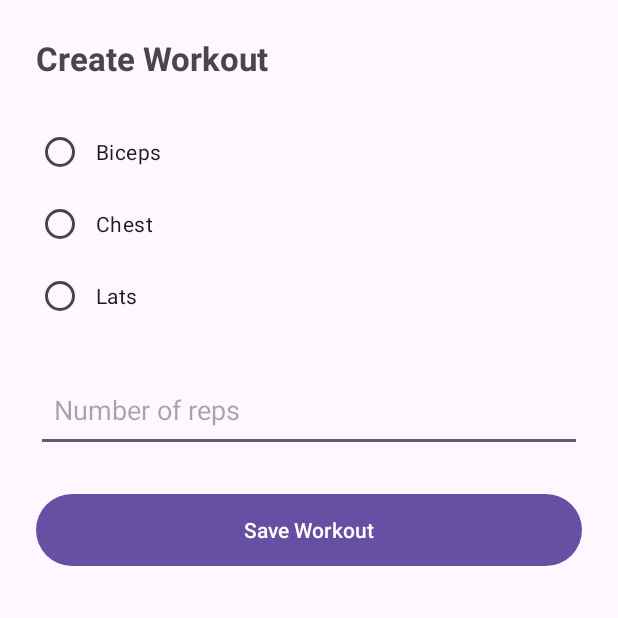
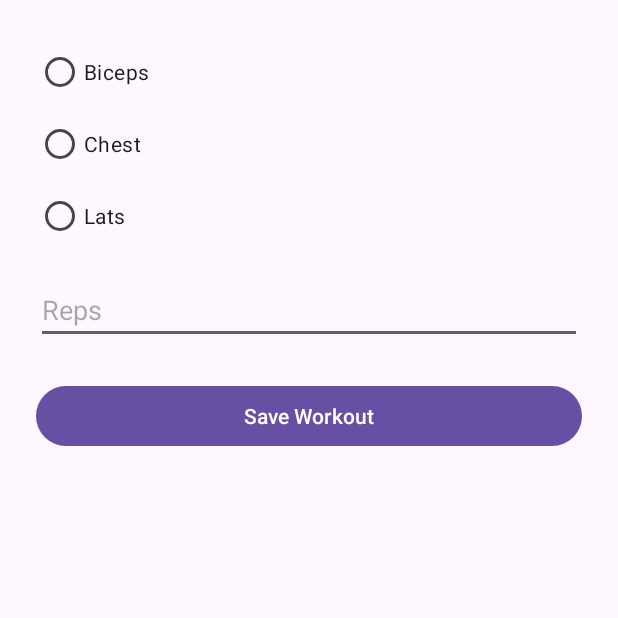
Before and after one commit to Yonatanfer/androidProject, an Android app: the CreateWorkoutActivity screen opened directly, with no data from a screen before it, on a phone screen of 412 x 824 dp, the top half of it. Run offline under Robolectric (Android 15) with nearby library versions, the phone set to English and light mode, and no system bars; our stand-ins replace Firebase (no records; nobody signed in at launch, a user with empty details on screens opened directly).

```diff
--- a/app/src/main/res/layout/activity_create_workout.xml
+++ b/app/src/main/res/layout/activity_create_workout.xml
@@ -1,71 +1,43 @@
 <?xml version="1.0" encoding="utf-8"?>
-<ScrollView xmlns:android="http://schemas.android.com/apk/res/android"
+<LinearLayout xmlns:android="http://schemas.android.com/apk/res/android"
     android:layout_width="match_parent"
-    android:layout_height="match_parent">
+    android:layout_height="match_parent"
+    android:orientation="vertical"
+    android:padding="24dp">
 
-    <LinearLayout
-        android:orientation="vertical"
-        android:padding="24dp"
+    <RadioGroup
+        android:id="@+id/rgExercises"
         android:layout_width="match_parent"
         android:layout_height="wrap_content">
 
-        <TextView
+        <RadioButton
+            android:text="Biceps"
             android:layout_width="wrap_content"
-            android:layout_height="wrap_content"
-            android:text="Create Workout"
-            android:textSize="22sp"
-            android:textStyle="bold"
-            android:layout_marginBottom="24dp"/>
-
-        <!-- בחירת תרגיל -->
-        <RadioGroup
-            android:id="@+id/rgExercises"
-            android:layout_width="match_parent"
-            android:layout_height="wrap_content"
-            android:layout_marginBottom="24dp">
+            android:layout_height="wrap_content"/>
 
         <RadioButton
-                android:id="@+id/rbBiceps"
+            android:text="Chest"
             android:layout_width="wrap_content"
-                android:layout_height="wrap_content"
-                android:text="Biceps"
-                android:minHeight="48dp"
-                android:padding="8dp"/>
+            android:layout_height="wrap_content"/>
 
         <RadioButton
-                android:id="@+id/rbChest"
+            android:text="Lats"
             android:layout_width="wrap_content"
-                android:layout_height="wrap_content"
-                android:text="Chest"
-                android:minHeight="48dp"
-                android:padding="8dp"/>
-
-            <RadioButton
-                android:id="@+id/rbLats"
-                android:layout_width="wrap_content"
-                android:layout_height="wrap_content"
-                android:text="Lats"
-                android:minHeight="48dp"
-                android:padding="8dp"/>
+            android:layout_height="wrap_content"/>
     </RadioGroup>
 
-        <!-- מספר חזרות -->
     <EditText
         android:id="@+id/etReps"
         android:layout_width="match_parent"
         android:layout_height="wrap_content"
-            android:hint="Number of reps"
+        android:hint="Reps"
         android:inputType="number"
-            android:minHeight="56dp"
-            android:padding="12dp"
-            android:layout_marginBottom="24dp"/>
+        android:layout_marginTop="16dp"/>
 
-        <!-- כפתור שמירה -->
     <Button
         android:id="@+id/btnSaveWorkout"
         android:layout_width="match_parent"
         android:layout_height="wrap_content"
         android:text="Save Workout"
-            android:minHeight="56dp"/>
+        android:layout_marginTop="24dp"/>
 </LinearLayout>
-</ScrollView>
```
Also changed, not shown: app/src/main/java/com/example/yonatanproject/CreateWorkoutActivity.java (+10 -10 lines), app/src/main/java/com/example/yonatanproject/HomepageActivity.java (+22 -13 lines), app/src/main/java/com/example/yonatanproject/LoginActivity.java (+12 -4 lines), app/src/main/java/com/example/yonatanproject/User.java (+23 -3 lines), app/src/main/java/com/example/yonatanproject/Workout.java (+16 -8 lines), app/src/main/res/layout/activity_homepage.xml (+6 -5 lines). Lines whose indentation alone changed are shown as unchanged.
